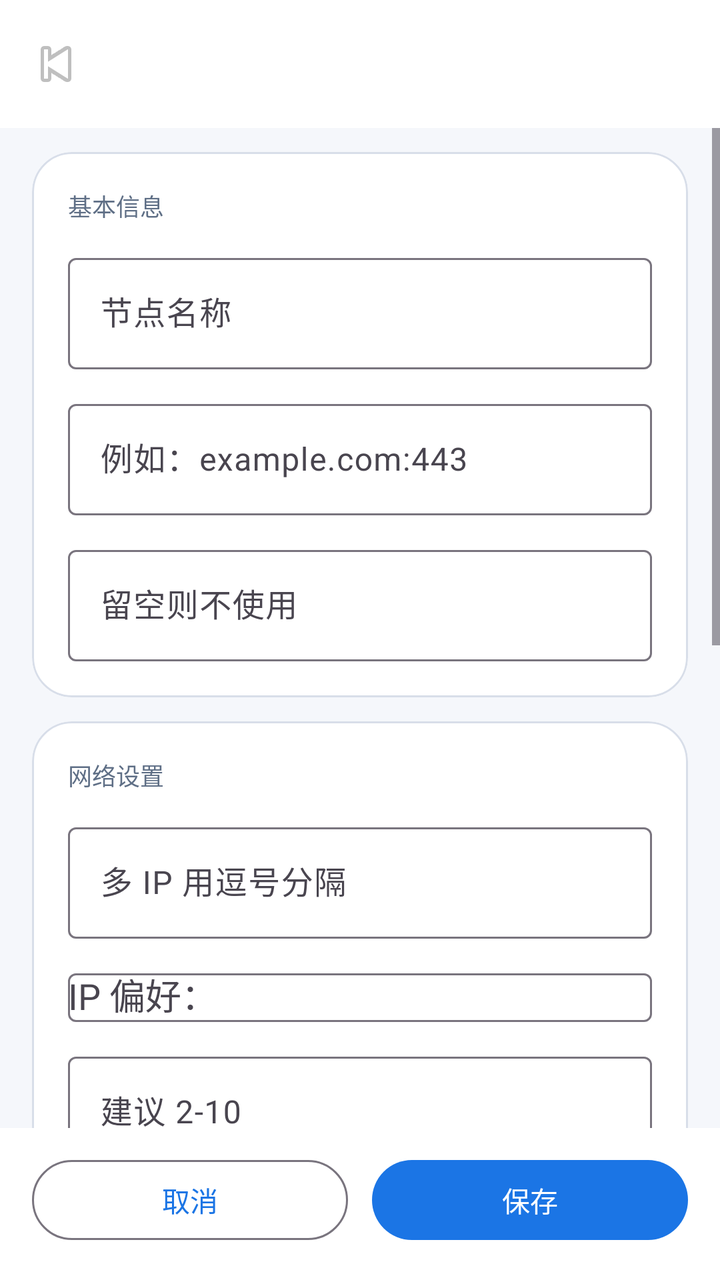
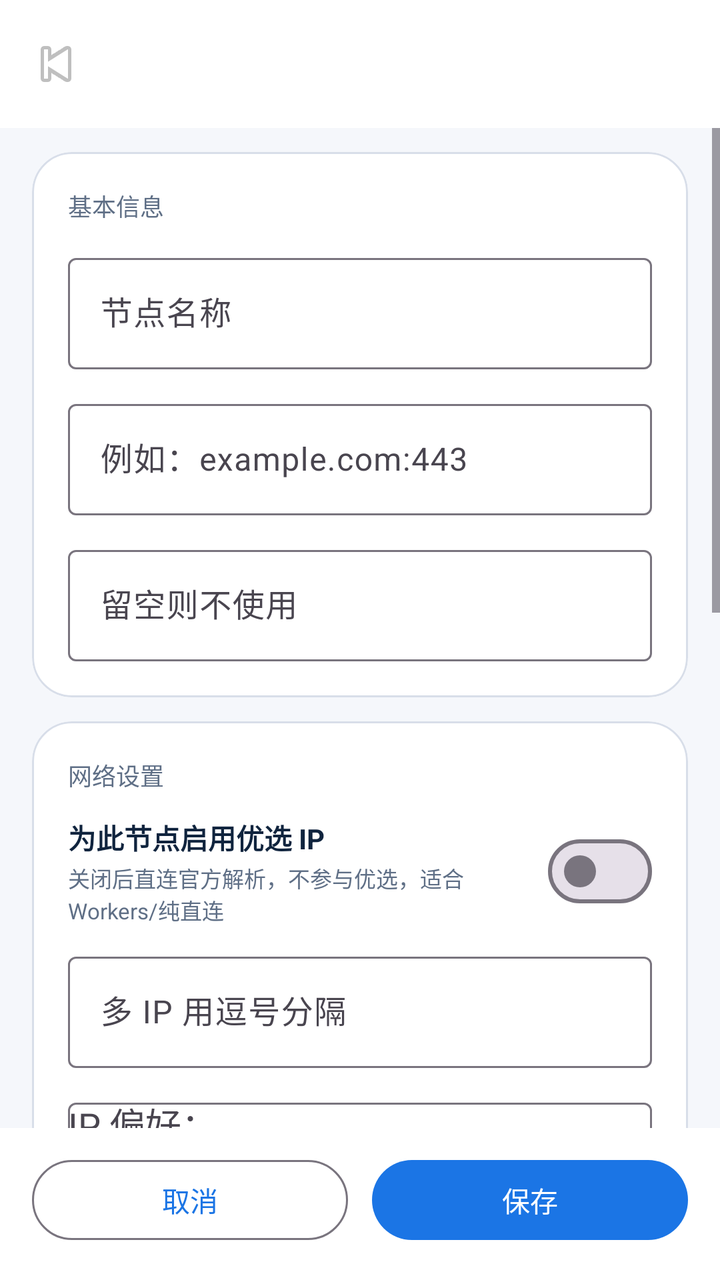

Screens rendered from an Android XML layout before and after an edit, with the pre-edit source and the edit as a unified diff.
<!-- AndroidManifest.xml: application theme AppTheme -->
<!-- res/layout/activity_profile_edit.xml -->
<?xml version="1.0" encoding="utf-8"?>
<LinearLayout xmlns:android="http://schemas.android.com/apk/res/android"
    xmlns:app="http://schemas.android.com/apk/res-auto"
    android:layout_width="match_parent"
    android:layout_height="match_parent"
    android:background="@color/xt_background"
    android:orientation="vertical">

    <com.google.android.material.appbar.MaterialToolbar
        android:id="@+id/toolbar"
        android:layout_width="match_parent"
        android:layout_height="wrap_content"
        android:background="@color/xt_surface"
        app:navigationIcon="@android:drawable/ic_media_previous"
        app:titleTextColor="@color/xt_text_primary" />

    <ScrollView
        android:layout_width="match_parent"
        android:layout_height="0dp"
        android:layout_weight="1"
        android:fillViewport="true">

        <LinearLayout
            android:layout_width="match_parent"
            android:layout_height="wrap_content"
            android:orientation="vertical"
            android:paddingStart="16dp"
            android:paddingTop="12dp"
            android:paddingEnd="16dp"
            android:paddingBottom="24dp">

            <com.google.android.material.card.MaterialCardView
                android:layout_width="match_parent"
                android:layout_height="wrap_content"
                android:layout_marginBottom="12dp"
                app:cardBackgroundColor="@color/xt_surface"
                app:cardCornerRadius="20dp"
                app:cardElevation="0dp"
                app:strokeColor="@color/xt_border"
                app:strokeWidth="1dp">

                <LinearLayout
                    android:layout_width="match_parent"
                    android:layout_height="wrap_content"
                    android:orientation="vertical"
                    android:padding="18dp">

                    <TextView
                        android:layout_width="wrap_content"
                        android:layout_height="wrap_content"
                        android:text="@string/profile_group_basic"
                        android:textColor="@color/xt_text_secondary"
                        android:textSize="12sp" />

                    <com.google.android.material.textfield.TextInputLayout
                        android:layout_width="match_parent"
                        android:layout_height="wrap_content"
                        android:layout_marginTop="12dp">

                        <com.google.android.material.textfield.TextInputEditText
                            android:id="@+id/input_profile_name"
                            android:layout_width="match_parent"
                            android:layout_height="wrap_content"
                            android:hint="@string/dialog_hint_name"
                            android:maxLines="1" />
                    </com.google.android.material.textfield.TextInputLayout>

                    <com.google.android.material.textfield.TextInputLayout
                        android:layout_width="match_parent"
                        android:layout_height="wrap_content"
                        android:layout_marginTop="12dp">

                        <com.google.android.material.textfield.TextInputEditText
                            android:id="@+id/input_wss_addr"
                            android:layout_width="match_parent"
                            android:layout_height="wrap_content"
                            android:hint="@string/wss_addr_hint"
                            android:inputType="textUri"
                            android:maxLines="1" />
                    </com.google.android.material.textfield.TextInputLayout>

                    <com.google.android.material.textfield.TextInputLayout
                        android:layout_width="match_parent"
                        android:layout_height="wrap_content"
                        android:layout_marginTop="12dp">

                        <com.google.android.material.textfield.TextInputEditText
                            android:id="@+id/input_token"
                            android:layout_width="match_parent"
                            android:layout_height="wrap_content"
                            android:hint="@string/token_hint"
                            android:maxLines="1" />
                    </com.google.android.material.textfield.TextInputLayout>
                </LinearLayout>
            </com.google.android.material.card.MaterialCardView>

            <com.google.android.material.card.MaterialCardView
                android:layout_width="match_parent"
                android:layout_height="wrap_content"
                android:layout_marginBottom="12dp"
                app:cardBackgroundColor="@color/xt_surface"
                app:cardCornerRadius="20dp"
                app:cardElevation="0dp"
                app:strokeColor="@color/xt_border"
                app:strokeWidth="1dp">

                <LinearLayout
                    android:layout_width="match_parent"
                    android:layout_height="wrap_content"
                    android:orientation="vertical"
                    android:padding="18dp">

                    <TextView
                        android:layout_width="wrap_content"
                        android:layout_height="wrap_content"
                        android:text="@string/profile_group_network"
                        android:textColor="@color/xt_text_secondary"
                        android:textSize="12sp" />

                    <com.google.android.material.textfield.TextInputLayout
                        android:layout_width="match_parent"
                        android:layout_height="wrap_content"
                        android:layout_marginTop="12dp">

                        <com.google.android.material.textfield.TextInputEditText
                            android:id="@+id/input_pref_ip"
                            android:layout_width="match_parent"
                            android:layout_height="wrap_content"
                            android:hint="@string/pref_ip_hint"
                            android:maxLines="1" />
                    </com.google.android.material.textfield.TextInputLayout>

                    <com.google.android.material.textfield.TextInputLayout
                        android:layout_width="match_parent"
                        android:layout_height="wrap_content"
                        android:layout_marginTop="12dp">

                        <AutoCompleteTextView
                            android:id="@+id/input_ips_pref"
                            android:layout_width="match_parent"
                            android:layout_height="wrap_content"
                            android:hint="@string/ips_pref"
                            android:inputType="none" />
                    </com.google.android.material.textfield.TextInputLayout>

                    <com.google.android.material.textfield.TextInputLayout
                        android:layout_width="match_parent"
                        android:layout_height="wrap_content"
                        android:layout_marginTop="12dp">

                        <com.google.android.material.textfield.TextInputEditText
                            android:id="@+id/input_ws_conn"
                            android:layout_width="match_parent"
                            android:layout_height="wrap_content"
                            android:hint="@string/ws_conn_hint"
                            android:inputType="number"
                            android:maxLines="1" />
                    </com.google.android.material.textfield.TextInputLayout>

                    <com.google.android.material.textfield.TextInputLayout
                        android:layout_width="match_parent"
                        android:layout_height="wrap_content"
                        android:layout_marginTop="12dp">

                        <com.google.android.material.textfield.TextInputEditText
                            android:id="@+id/input_udp_block_ports"
                            android:layout_width="match_parent"
                            android:layout_height="wrap_content"
                            android:hint="@string/udp_block_ports_hint"
                            android:maxLines="1" />
                    </com.google.android.material.textfield.TextInputLayout>
                </LinearLayout>
            </com.google.android.material.card.MaterialCardView>

            <com.google.android.material.card.MaterialCardView
                android:layout_width="match_parent"
                android:layout_height="wrap_content"
                app:cardBackgroundColor="@color/xt_surface"
                app:cardCornerRadius="20dp"
                app:cardElevation="0dp"
                app:strokeColor="@color/xt_border"
                app:strokeWidth="1dp">

                <LinearLayout
                    android:layout_width="match_parent"
                    android:layout_height="wrap_content"
                    android:orientation="vertical"
                    android:padding="18dp">

                    <TextView
                        android:layout_width="wrap_content"
                        android:layout_height="wrap_content"
                        android:text="@string/profile_group_advanced"
                        android:textColor="@color/xt_text_secondary"
                        android:textSize="12sp" />

                    <com.google.android.material.textfield.TextInputLayout
                        android:layout_width="match_parent"
                        android:layout_height="wrap_content"
                        android:layout_marginTop="12dp">

                        <com.google.android.material.textfield.TextInputEditText
                            android:id="@+id/input_ech_dns"
                            android:layout_width="match_parent"
                            android:layout_height="wrap_content"
                            android:hint="@string/ech_dns_hint"
                            android:inputType="textUri"
                            android:maxLines="1" />
                    </com.google.android.material.textfield.TextInputLayout>

                    <com.google.android.material.textfield.TextInputLayout
                        android:layout_width="match_parent"
                        android:layout_height="wrap_content"
                        android:layout_marginTop="12dp">

                        <com.google.android.material.textfield.TextInputEditText
                            android:id="@+id/input_ech_domain"
                            android:layout_width="match_parent"
                            android:layout_height="wrap_content"
                            android:hint="@string/ech_domain_hint"
                            android:maxLines="1" />
                    </com.google.android.material.textfield.TextInputLayout>

                    <com.google.android.material.materialswitch.MaterialSwitch
                        android:id="@+id/switch_disable_ech"
                        android:layout_width="match_parent"
                        android:layout_height="wrap_content"
                        android:layout_marginTop="16dp"
                        android:text="@string/disable_ech" />

                    <com.google.android.material.materialswitch.MaterialSwitch
                        android:id="@+id/switch_insecure"
                        android:layout_width="match_parent"
                        android:layout_height="wrap_content"
                        android:layout_marginTop="8dp"
                        android:text="@string/insecure" />
                </LinearLayout>
            </com.google.android.material.card.MaterialCardView>
        </LinearLayout>
    </ScrollView>

    <LinearLayout
        android:layout_width="match_parent"
        android:layout_height="wrap_content"
        android:background="@color/xt_surface"
        android:orientation="horizontal"
        android:paddingStart="16dp"
        android:paddingTop="12dp"
        android:paddingEnd="16dp"
        android:paddingBottom="16dp">

        <com.google.android.material.button.MaterialButton
            android:id="@+id/button_cancel"
            style="@style/Widget.Material3.Button.OutlinedButton"
            android:layout_width="0dp"
            android:layout_height="wrap_content"
            android:layout_marginEnd="12dp"
            android:layout_weight="1"
            android:text="@string/cancel" />

        <com.google.android.material.button.MaterialButton
            android:id="@+id/button_save"
            style="@style/Widget.Material3.Button"
            android:layout_width="0dp"
            android:layout_height="wrap_content"
            android:layout_weight="1"
            android:text="@string/save" />
    </LinearLayout>

</LinearLayout>
<!-- resources referenced by this layout -->
<resources>
  <color name="xt_background">#FFF5F7FB</color>
  <color name="xt_border">#FFD8DEE9</color>
  <color name="xt_surface">#FFFFFFFF</color>
  <color name="xt_text_primary">#FF10243E</color>
  <color name="xt_text_secondary">#FF5F6F86</color>
  <string name="cancel">取消</string>
  <string name="dialog_hint_name">节点名称</string>
  <string name="disable_ech">禁用 ECH</string>
  <string name="ech_dns_hint">例如：https://doh.pub/dns-query</string>
  <string name="ech_domain_hint">例如：cloudflare-ech.com</string>
  <string name="insecure">忽略证书校验</string>
  <string name="ips_pref">IP 偏好：</string>
  <string name="pref_ip_hint">多 IP 用逗号分隔</string>
  <string name="profile_group_advanced">高级设置</string>
  <string name="profile_group_basic">基本信息</string>
  <string name="profile_group_network">网络设置</string>
  <string name="save">保存</string>
  <string name="token_hint">留空则不使用</string>
  <string name="udp_block_ports_hint">留空则不禁用端口</string>
  <string name="ws_conn_hint">建议 2-10</string>
  <string name="wss_addr_hint">例如：example.com:443</string>
  <style name="AppTheme" parent="Theme.Material3.Light.NoActionBar">
          <item name="colorPrimary">@color/xt_accent</item>
          <item name="colorSecondary">@color/xt_accent</item>
          <item name="colorSurface">@color/xt_surface</item>
          <item name="android:statusBarColor">@color/xt_surface</item>
          <item name="android:navigationBarColor">@color/xt_surface</item>
          <item name="android:windowLightStatusBar">true</item>
          <item name="android:windowLightNavigationBar">true</item>
      </style>
  <color name="xt_accent">#FF1B75E5</color>
</resources>

<!-- the commit's change to res/layout/activity_profile_edit.xml (unified diff, before → after) -->
@@ -117,10 +117,47 @@
                         android:textColor="@color/xt_text_secondary"
                         android:textSize="12sp" />
 
-                    <com.google.android.material.textfield.TextInputLayout
-                        android:layout_width="match_parent"
-                        android:layout_height="wrap_content"
-                        android:layout_marginTop="12dp">
+                    <LinearLayout
+                        android:layout_width="match_parent"
+                        android:layout_height="wrap_content"
+                        android:layout_marginTop="12dp"
+                        android:gravity="center_vertical"
+                        android:orientation="horizontal">
+
+                        <LinearLayout
+                            android:layout_width="0dp"
+                            android:layout_height="wrap_content"
+                            android:layout_weight="1"
+                            android:orientation="vertical">
+
+                            <TextView
+                                android:layout_width="wrap_content"
+                                android:layout_height="wrap_content"
+                                android:text="为此节点启用优选 IP"
+                                android:textColor="@color/xt_text_primary"
+                                android:textSize="14sp"
+                                android:textStyle="bold" />
+
+                            <TextView
+                                android:layout_width="wrap_content"
+                                android:layout_height="wrap_content"
+                                android:layout_marginTop="2dp"
+                                android:text="关闭后直连官方解析，不参与优选，适合 Workers/纯直连"
+                                android:textColor="@color/xt_text_secondary"
+                                android:textSize="11sp" />
+                        </LinearLayout>
+
+                        <com.google.android.material.materialswitch.MaterialSwitch
+                            android:id="@+id/switch_profile_cf_opt"
+                            android:layout_width="wrap_content"
+                            android:layout_height="wrap_content" />
+                    </LinearLayout>
+
+                    <com.google.android.material.textfield.TextInputLayout
+                        android:id="@+id/layout_pref_ip"
+                        android:layout_width="match_parent"
+                        android:layout_height="wrap_content"
+                        android:layout_marginTop="10dp">
 
                         <com.google.android.material.textfield.TextInputEditText
                             android:id="@+id/input_pref_ip"
